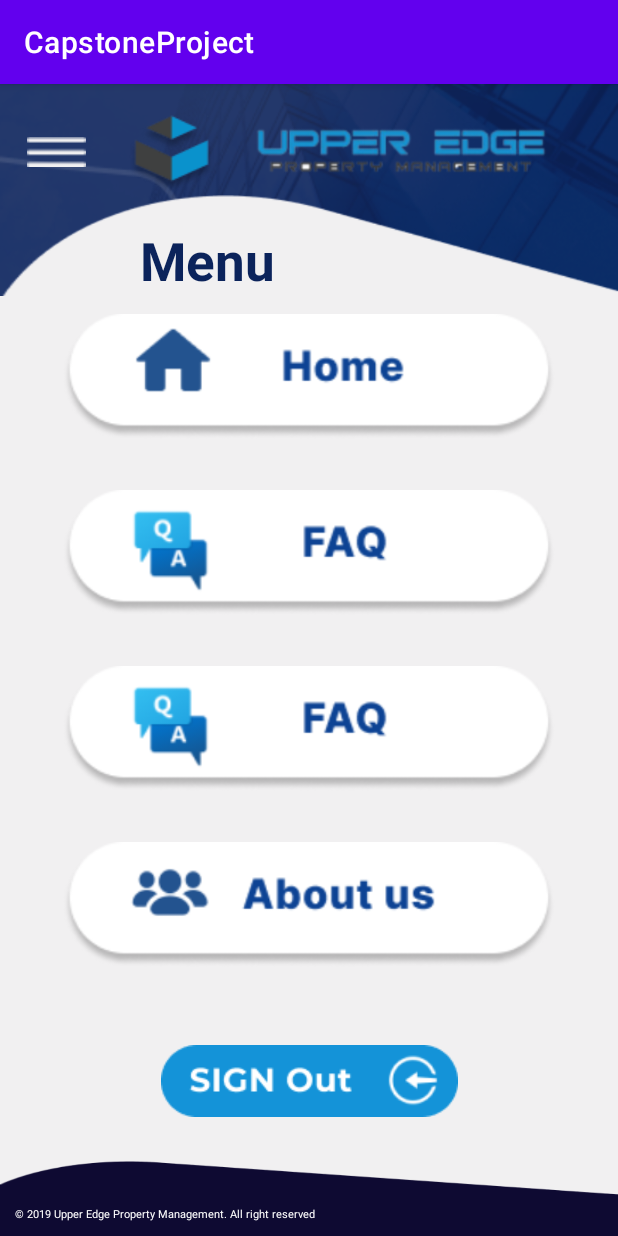
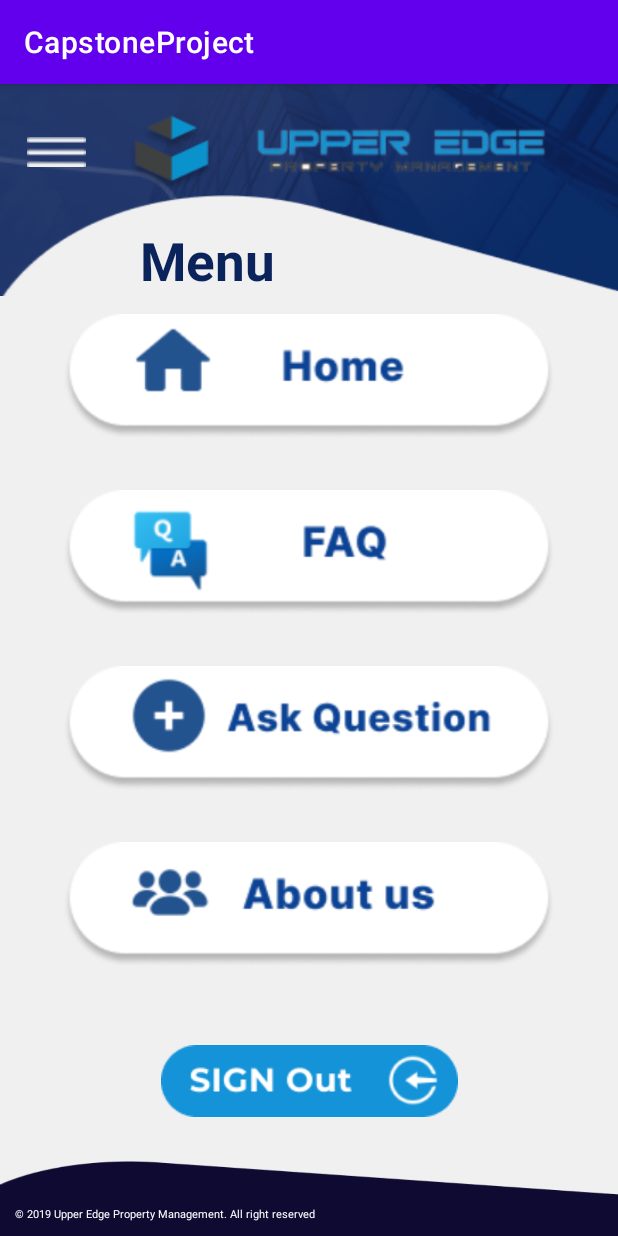
Before and after one commit to jiyeong97/QAMobileApp, an Android app: the NavigatorC screen opened directly, with no data from a screen before it, on a phone screen of 412 x 824 dp. Run offline under Robolectric (Android 15) with nearby library versions, the phone set to English and light mode, and no system bars.

Commit message:
Navigator Working2 -Jiyeong

```diff
--- a/app/src/main/res/layout/activity_navigator_c.xml
+++ b/app/src/main/res/layout/activity_navigator_c.xml
@@ -136,7 +136,7 @@
                 android:layout_weight="1"
                 android:backgroundTint="@color/clear"
                 android:scaleType="fitCenter"
-                android:src="@drawable/faqbtn" />
+                android:src="@drawable/askbtn" />
 
             <ImageButton
                 android:id="@+id/aboutUsBtn"
```
Also changed, not shown: app/src/main/res/drawable/askbtn.png (added).
